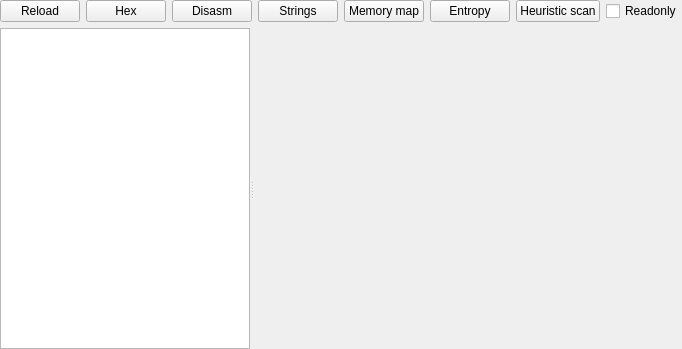
Old version of the form PE/pewidget.ui in the repository horsicq/FormatWidgets.
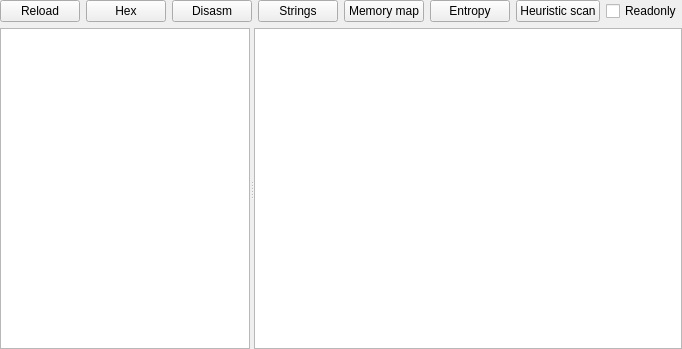
New version of the form. The open tabs and pages were chosen to show the change. Custom widgets are drawn as their Qt base class.

Patch:
```diff
--- a/PE/pewidget.ui
+++ b/PE/pewidget.ui
@@ -1235,7 +1235,50 @@
         </item>
        </layout>
       </widget>
-      <widget class="QWidget" name="page_BoundImport"/>
+      <widget class="QWidget" name="page_BoundImport">
+       <layout class="QVBoxLayout" name="verticalLayout_31">
+        <property name="leftMargin">
+         <number>0</number>
+        </property>
+        <property name="topMargin">
+         <number>0</number>
+        </property>
+        <property name="rightMargin">
+         <number>0</number>
+        </property>
+        <property name="bottomMargin">
+         <number>0</number>
+        </property>
+        <item>
+         <widget class="QTableView" name="tableView_BoundImport">
+          <property name="contextMenuPolicy">
+           <enum>Qt::CustomContextMenu</enum>
+          </property>
+          <property name="editTriggers">
+           <set>QAbstractItemView::NoEditTriggers</set>
+          </property>
+          <property name="selectionMode">
+           <enum>QAbstractItemView::SingleSelection</enum>
+          </property>
+          <property name="selectionBehavior">
+           <enum>QAbstractItemView::SelectRows</enum>
+          </property>
+          <attribute name="horizontalHeaderDefaultSectionSize">
+           <number>35</number>
+          </attribute>
+          <attribute name="verticalHeaderVisible">
+           <bool>false</bool>
+          </attribute>
+          <attribute name="verticalHeaderMinimumSectionSize">
+           <number>20</number>
+          </attribute>
+          <attribute name="verticalHeaderDefaultSectionSize">
+           <number>20</number>
+          </attribute>
+         </widget>
+        </item>
+       </layout>
+      </widget>
       <widget class="QWidget" name="page_DelayImport">
        <layout class="QVBoxLayout" name="verticalLayout_18">
         <property name="leftMargin">
```
Left out of the diff: 2 changed lines with no effect on the pictures.
